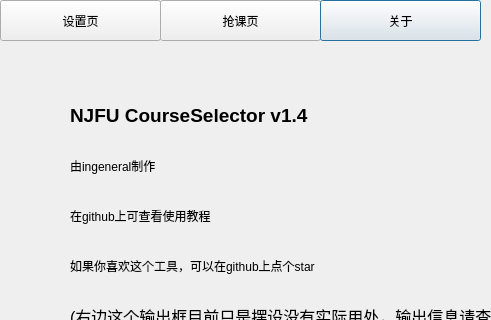
Qt form uis/3.ui (ingenera1/NJFU-CourseSelector) before a commit; both pictures show x 0 to 491 and y 0 to 320 of the 1080 by 680 pixel window.
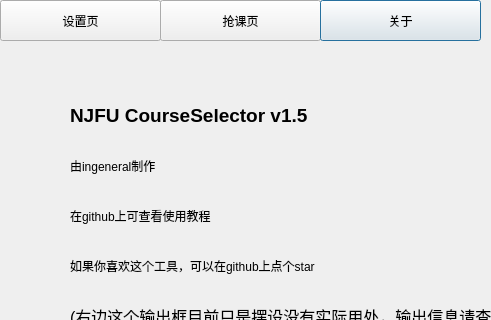
The same form after that commit.

The edit to the form file:
```diff
--- a/uis/3.ui
+++ b/uis/3.ui
@@ -113,7 +113,7 @@
     </font>
    </property>
    <property name="text">
-    <string>NJFU CourseSelector v1.4</string>
+    <string>NJFU CourseSelector v1.5</string>
    </property>
   </widget>
   <widget class="QLabel" name="label_2">
```
